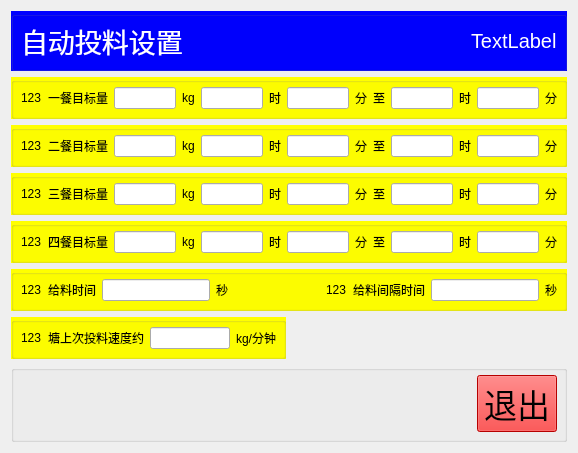
Above: chengyi_Qt4linux/form_auto.ui from wsh01/batch-feeder before the change. Below: the same form after it.
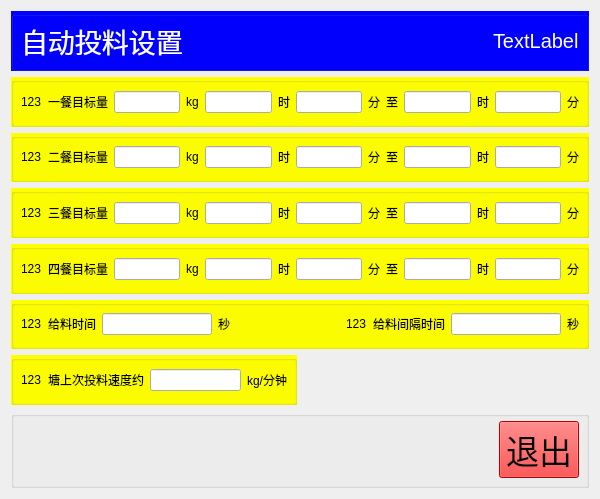
That is the form after the change.

Diff of the .ui file:
```diff
--- a/chengyi_Qt4linux/form_auto.ui
+++ b/chengyi_Qt4linux/form_auto.ui
@@ -6,8 +6,8 @@
    <rect>
     <x>0</x>
     <y>0</y>
-    <width>578</width>
-    <height>436</height>
+    <width>600</width>
+    <height>499</height>
    </rect>
   </property>
   <property name="windowTitle">
```
